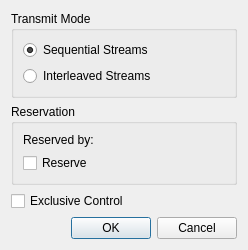
Qt form client/portconfigdialog.ui (pstavirs/ostinato) before a commit.
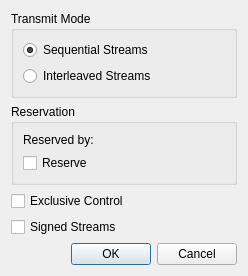
The same form after that commit.

Commit message: sign: signed tx stats infra; actual tx signing pending

Diff of the .ui file:
```diff
--- a/client/portconfigdialog.ui
+++ b/client/portconfigdialog.ui
@@ -6,7 +6,7 @@
     <x>0</x>
     <y>0</y>
     <width>244</width>
-    <height>233</height>
+    <height>257</height>
    </rect>
   </property>
   <property name="windowTitle" >
@@ -69,6 +69,13 @@
      </property>
     </widget>
    </item>
+   <item>
+    <widget class="QCheckBox" name="signedStreamsButton" >
+     <property name="text" >
+      <string>Signed Streams</string>
+     </property>
+    </widget>
+   </item>
    <item>
     <spacer>
      <property name="orientation" >
```
The commit also changes 13 other files.
